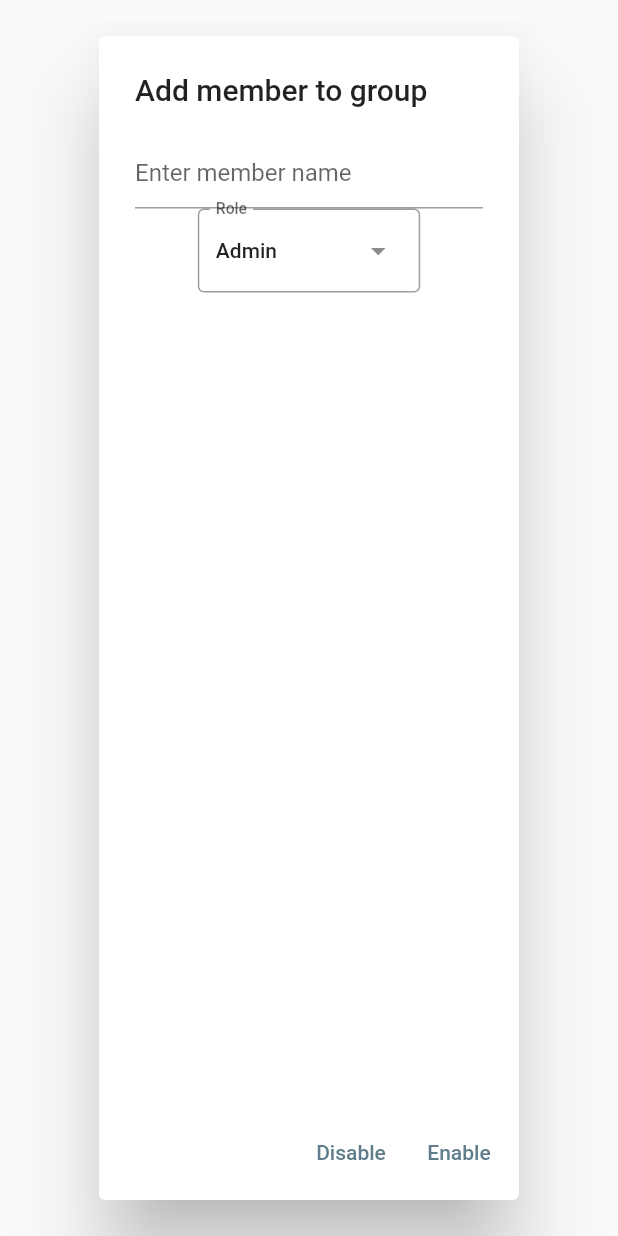
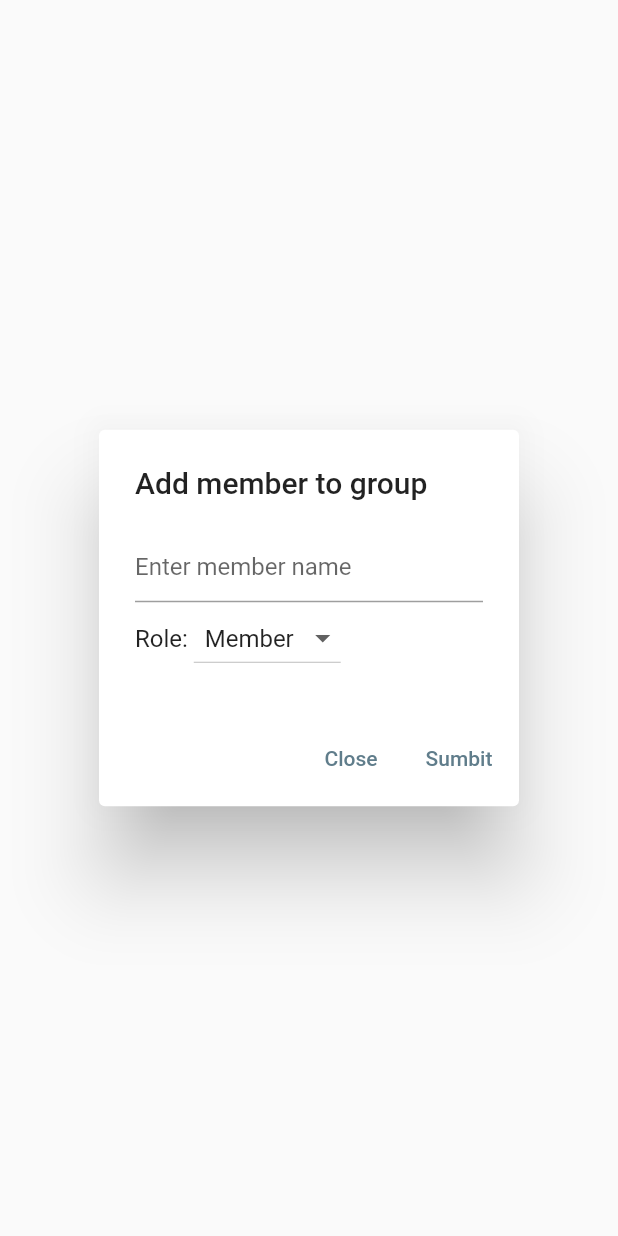
Before and after one commit to hduy1201/Management_app, a Flutter app: the AddMemberDialogWidget widget shown alone on an empty page, opened directly, on a phone screen of 412 x 824 dp. Run offline on Flutter 3.47's test engine with Material 2 defaults, Android fonts, the phone set to English and light mode, and no system bars; our stand-ins replace firebase_core, get, google_fonts; accounts and stored records are empty.

Commit message:
fix add dialog

```diff
--- a/management_app/lib/widgets/add_member_dialog.dart
+++ b/management_app/lib/widgets/add_member_dialog.dart
@@ -1,25 +1,19 @@
 import 'package:flutter/material.dart';
 import 'package:get/get.dart';
 
+// ignore: must_be_immutable
 class AddMemberDialogWidget extends GetView {
   AddMemberDialogWidget({super.key});
   final GlobalKey<FormState> _formKey = GlobalKey<FormState>();
-  final TextEditingController userRoleController = TextEditingController();
-  final _selectedRole = UserRoleList.admin.obs;
+  UserRoleController userRoleController = UserRoleController();
 
   @override
   Widget build(BuildContext context) {
-    final List<DropdownMenuEntry<UserRoleList>> roleEntries =
-        <DropdownMenuEntry<UserRoleList>>[];
-    for (final UserRoleList role in UserRoleList.values) {
-      roleEntries.add(DropdownMenuEntry<UserRoleList>(
-          value: role, label: role.name, enabled: role.name != 'Grey'));
-    }
     return AlertDialog(
       title: const Text('Add member to group'),
       content: Form(
           key: _formKey,
-          child: Column(mainAxisSize: MainAxisSize.max, children: [
+          child: Column(mainAxisSize: MainAxisSize.min, children: [
             TextFormField(
               decoration: const InputDecoration(
                 hintText: 'Enter member name',
@@ -32,17 +26,27 @@ class AddMemberDialogWidget extends GetView {
               },
             ),
             Obx(() {
-              return DropdownMenu<UserRoleList>(
-                menuHeight: 10,
-                initialSelection: _selectedRole.value,
-                controller: userRoleController,
-                label: const Text('Role'),
-                dropdownMenuEntries: roleEntries,
-                onSelected: (UserRoleList? role) {
-                  if (role != null) {
-                    _selectedRole.value = role;
-                  }
-                },
+              return Row(
+                children: [
+                  const Text('Role: '),
+                  DropdownButton(
+                    alignment: AlignmentDirectional.center,
+                    hint: const Text(
+                      'Book Type',
+                    ),
+                    onChanged: (newValue) {
+                      userRoleController.setSelected(newValue!);
+                    },
+                    value: userRoleController.selected.value,
+                    items: UserRoleController.list
+                        .map<DropdownMenuItem<String>>((String value) {
+                      return DropdownMenuItem<String>(
+                        value: value,
+                        child: Text(value),
+                      );
+                    }).toList(),
+                  )
+                ],
               );
             })
           ])),
@@ -51,7 +55,7 @@ class AddMemberDialogWidget extends GetView {
           style: TextButton.styleFrom(
             textStyle: Theme.of(context).textTheme.labelLarge,
           ),
-          child: const Text('Disable'),
+          child: const Text('Close'),
           onPressed: () {
             Navigator.of(context).pop();
           },
@@ -60,7 +64,7 @@ class AddMemberDialogWidget extends GetView {
           style: TextButton.styleFrom(
             textStyle: Theme.of(context).textTheme.labelLarge,
           ),
-          child: const Text('Enable'),
+          child: const Text('Sumbit'),
           onPressed: () {
             Navigator.of(context).pop();
           },
@@ -70,10 +74,15 @@ class AddMemberDialogWidget extends GetView {
   }
 }
 
-enum UserRoleList {
-  admin('Admin'),
-  member('Member');
+class UserRoleController extends GetxController {
+  // It is mandatory initialize with one value from listType
+  final selected = list[0].obs;
+  static List<String> list = <String>[
+    'Member',
+    'Admin',
+  ];
 
-  const UserRoleList(this.name);
-  final String name;
+  void setSelected(String value) {
+    selected.value = value;
+  }
 }
```
